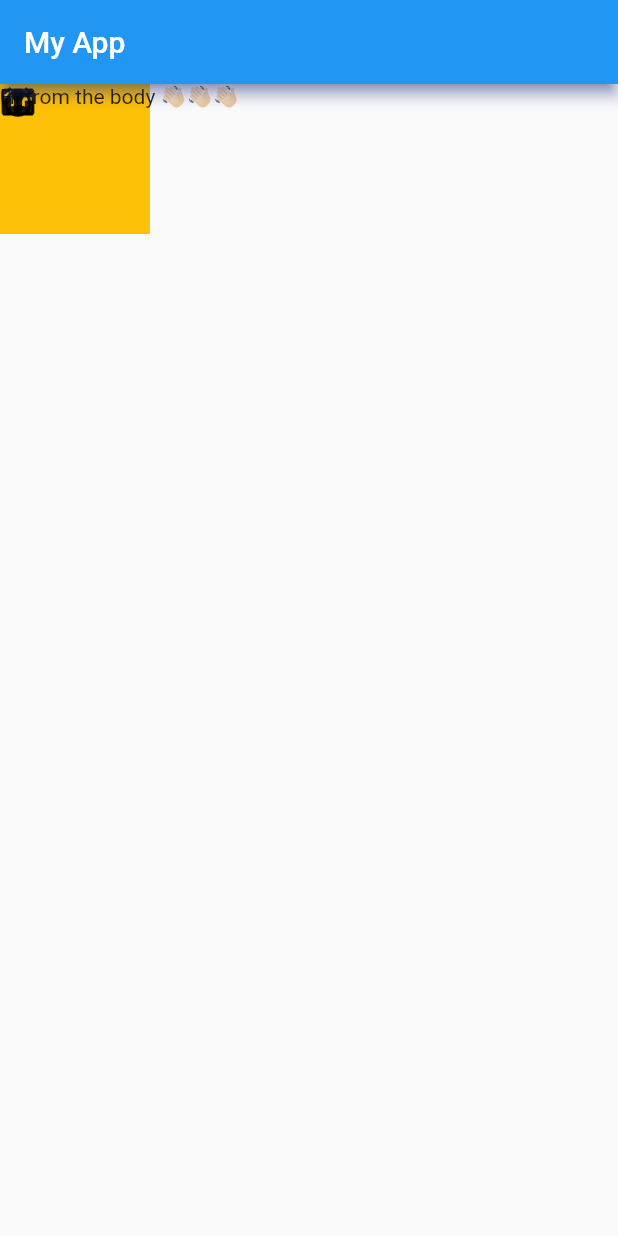
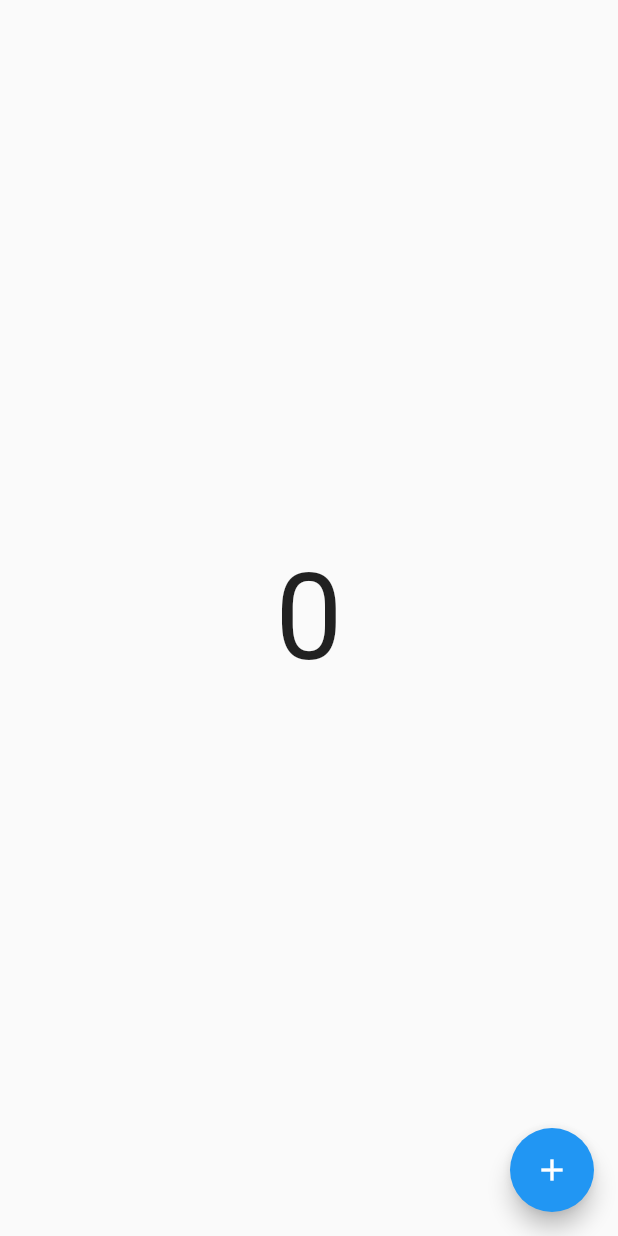
Before and after one commit to DPinto-dev/bullseye, a Flutter app: the screen it shows after launch, on a phone screen of 412 x 824 dp. Run offline on Flutter 3.47's test engine with Material 2 defaults, Android fonts, the phone set to English and light mode, and no system bars.

Commit message:
Finished Fireship 12 minute Flutter

```diff
--- a/lib/main.dart
+++ b/lib/main.dart
@@ -13,26 +13,78 @@ class MyApp extends StatefulWidget {
 
 class _MyAppState extends State<MyApp> {
   int count = 0;
+
+  // LIFECYCLE METHODS
+  // initState() method is called once when the widget is initialized
+  @override
+  void initState() {
+    // TODO: implement initState
+    super.initState();
+  }
+
+  // dispose() method runs when the widget is removed from the UI
+  @override
+  void dispose() {
+    // TODO: implement dispose
+    super.dispose();
+  }
+
   @override
   Widget build(BuildContext context) {
     return MaterialApp(
       home: Scaffold(
-          appBar: AppBar(
-              shadowColor: const Color.fromARGB(255, 67, 89, 200),
-              title: const Text("My App")),
-          body: Stack(children: [
-            Container(
-              color: Colors.amber,
-              width: 100,
-              height: 100,
-            ),
-            const Icon(Icons.access_alarm),
-            const Icon(Icons.tab),
-            const Icon(Icons.leaderboard),
-            const Icon(Icons.person),
-            const Text('Hi from the body 👋🏻👋🏻👋🏻'),
-            Text('$count')
-          ])),
+        floatingActionButton: FloatingActionButton(
+          child: Icon(Icons.add),
+          onPressed: () {
+            setState(() {
+              count++;
+            });
+          },
+        ),
+        body: Center(
+          child: Text('$count', style: TextStyle(fontSize: 80)),
+        ),
+      ),
     );
   }
 }
+
+class HomeScreen extends StatelessWidget {
+  const HomeScreen({
+    Key? key,
+  }) : super(key: key);
+
+  @override
+  Widget build(BuildContext context) {
+    return Scaffold(
+      appBar: AppBar(
+        backgroundColor: Colors.green,
+        title: const Text('Flutter is Fun!'),
+      ),
+      body: ElevatedButton(
+        child: Text('Navigate'),
+        onPressed: () {
+          Navigator.push(
+            context,
+            MaterialPageRoute(
+              builder: (_) => AboutScreen(),
+            ),
+          );
+        },
+      ),
+    );
+  }
+}
+
+class AboutScreen extends StatelessWidget {
+  const AboutScreen({super.key});
+
+  @override
+  Widget build(BuildContext context) {
+    return Scaffold(
+      appBar: AppBar(
+        title: Text('about'),
+      ),
+    );
+  }
+}
```
